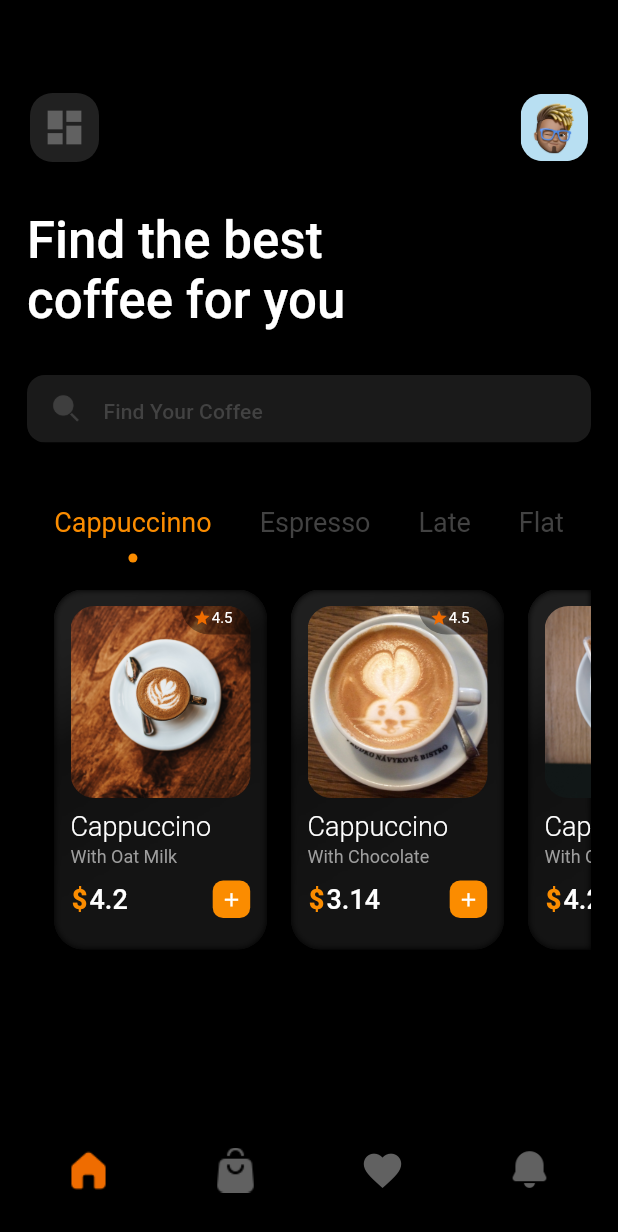
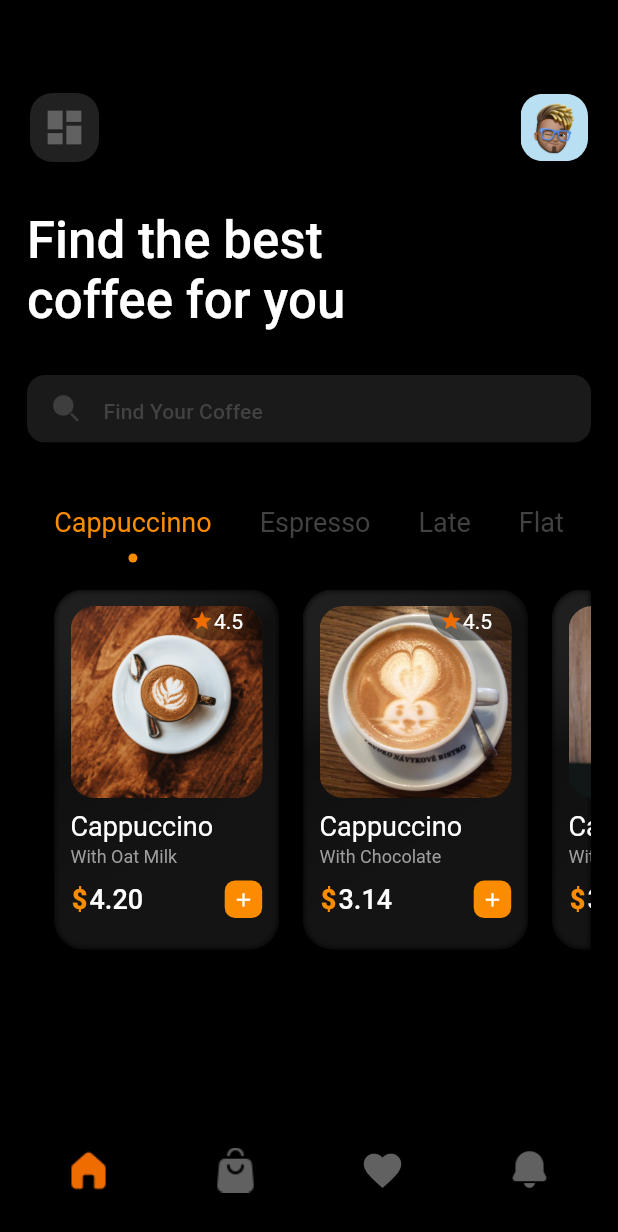
Before and after one commit to John-Daniels/flutter_coffee_shop_ui, a Flutter app: the screen it shows after launch, on a phone screen of 412 x 824 dp. Shown: the top 1232 px of the screen. Run offline on Flutter 3.47's test engine with Material 2 defaults, Android fonts, the phone set to English and light mode, and no system bars; our stand-ins replace tab_indicator_styler.

Commit message:
synced home screen to coffee_detail screen || a few more adjustments

```diff
--- a/lib/screens/coffee_detail/widgets/price_with_button_bar.dart
+++ b/lib/screens/coffee_detail/widgets/price_with_button_bar.dart
@@ -3,8 +3,10 @@ import 'package:flutter/material.dart';
 class PriceAndBuyButtonBar extends StatelessWidget {
   const PriceAndBuyButtonBar({
     Key? key,
+    required this.price,
   }) : super(key: key);
 
+  final double price;
   @override
   Widget build(BuildContext context) {
     return Positioned(
@@ -38,7 +40,7 @@ class PriceAndBuyButtonBar extends StatelessWidget {
                       ),
                     ),
                     TextSpan(
-                      text: '4.20',
+                      text: price.toStringAsFixed(2),
                       style: Theme.of(context).textTheme.headline6!.copyWith(
                             fontSize: 30,
                             letterSpacing: 1.2,
--- a/lib/screens/home/home_screen.dart
+++ b/lib/screens/home/home_screen.dart
@@ -122,22 +122,19 @@ class MyTabs extends StatelessWidget {
 }
 
 class CoffeeTab extends StatelessWidget {
-  const CoffeeTab({
+  CoffeeTab({
     Key? key,
     required this.title,
   }) : super(key: key);
 
   final String title;
 // fetch an api with that title and get some data related to that
-
-  @override
-  Widget build(BuildContext context) {
   List<Coffee> tabData = [
     Coffee(
         title: 'Cappuccino',
         addon: 'With Oat Milk',
         imageUrl: 'assets/images/coffee3.jpg',
-          price: 4.2),
+        price: 4.20),
     Coffee(
         title: 'Cappuccino',
         addon: 'With Chocolate',
@@ -147,19 +144,21 @@ class CoffeeTab extends StatelessWidget {
         title: 'Cappuccino',
         addon: 'With Oat Milk',
         imageUrl: 'assets/images/coffee1.jpg',
-          price: 4.2),
+        price: 3.30),
     Coffee(
         title: 'Cappuccino',
         addon: 'With Oat Milk',
         imageUrl: 'assets/images/coffee1.jpg',
-          price: 4.2),
+        price: 5.10),
     Coffee(
         title: 'Cappuccino',
         addon: 'With Oat Milk',
         imageUrl: 'assets/images/coffee1.jpg',
-          price: 4.2),
+        price: 2.20),
   ];
 
+  @override
+  Widget build(BuildContext context) {
     return Column(
       children: [
         FirstTabSection(data: tabData)
@@ -196,7 +195,7 @@ class FirstTabSection extends StatelessWidget {
             onTap: () {
               Navigator.of(context).push(
                 MaterialPageRoute(
-                  builder: (context) => const CoffeeDetail(),
+                  builder: (context) => CoffeeDetail(coffee: coffee),
                 ),
               );
             },
--- a/lib/screens/home/widgets/coffee_cards/best_coffee_card.dart
+++ b/lib/screens/home/widgets/coffee_cards/best_coffee_card.dart
@@ -23,6 +23,8 @@ class BestCoffeeCard extends StatelessWidget {
   Widget build(BuildContext context) {
     return Padding(
       padding: const EdgeInsets.symmetric(horizontal: 8.0),
+      child: SizedBox(
+        width: 150,
         child: InkWell(
           onTap: onTap!,
           borderRadius: BorderRadius.circular(20),
@@ -31,7 +33,6 @@ class BestCoffeeCard extends StatelessWidget {
             padding: 1,
             child: Container(
               padding: const EdgeInsets.all(10),
-            width: 140,
               child: Column(
                 crossAxisAlignment: CrossAxisAlignment.start,
                 children: [
@@ -41,12 +42,15 @@ class BestCoffeeCard extends StatelessWidget {
                       children: [
                         //image
                         SizedBox(
-                        width: 120,
-                        height: 128,
+                          width: double.infinity,
+                          child: Hero(
+                            tag: '$title $imageUrl $price',
                             child: Image.asset(
                               imageUrl,
                               fit: BoxFit.cover,
                               scale: 1.5,
+                              height: 128,
+                            ),
                           ),
                         ),
 
@@ -55,14 +59,14 @@ class BestCoffeeCard extends StatelessWidget {
                           right: 0,
                           child: Container(
                             padding: const EdgeInsets.only(
-                            right: 12,
+                              right: 13,
                               left: 8,
                               bottom: 5,
                               top: 2,
                             ),
                             decoration: BoxDecoration(
                               borderRadius: const BorderRadius.only(
-                              bottomLeft: Radius.circular(20),
+                                bottomLeft: Radius.circular(30),
                               ),
                               color: Colors.black54.withOpacity(0.4),
                             ),
@@ -70,7 +74,7 @@ class BestCoffeeCard extends StatelessWidget {
                               children: [
                                 Icon(
                                   Icons.star,
-                                size: 12,
+                                  size: 15,
                                   color: Colors.orange.shade800,
                                 ),
                                 const SizedBox(
@@ -78,7 +82,7 @@ class BestCoffeeCard extends StatelessWidget {
                                 ),
                                 const Text(
                                   '4.5',
-                                style: TextStyle(fontSize: 10),
+                                  style: TextStyle(fontSize: 14),
                                 )
                               ],
                             ),
@@ -96,18 +100,20 @@ class BestCoffeeCard extends StatelessWidget {
                       children: [
                         TextSpan(
                           text: '$title\n',
-                        style: Theme.of(context).textTheme.subtitle1!.copyWith(
+                          style:
+                              Theme.of(context).textTheme.subtitle1!.copyWith(
                                     fontSize: 18,
                                     color: Colors.white,
-                              fontWeight: FontWeight.w300,
+                                    fontWeight: FontWeight.w400,
                                   ),
                         ),
                         TextSpan(
                           text: addon,
-                        style: Theme.of(context).textTheme.bodySmall!.copyWith(
+                          style:
+                              Theme.of(context).textTheme.bodySmall!.copyWith(
                                     fontSize: 12,
                                     color: Colors.grey.shade500,
-                              // fontWeight: FontWeight.w300,
+                                    fontWeight: FontWeight.w400,
                                     height: 1.5,
                                   ),
                         ),
@@ -121,7 +127,8 @@ class BestCoffeeCard extends StatelessWidget {
                     children: [
                       RichText(
                         text: TextSpan(
-                        style: Theme.of(context).textTheme.subtitle1!.copyWith(
+                          style:
+                              Theme.of(context).textTheme.subtitle1!.copyWith(
                                     fontSize: 18,
                                     color: Colors.white,
                                     fontWeight: FontWeight.w500,
@@ -134,7 +141,7 @@ class BestCoffeeCard extends StatelessWidget {
                                   fontWeight: FontWeight.w800,
                                   letterSpacing: 1.5),
                             ),
-                          TextSpan(text: '$price'),
+                            TextSpan(text: price.toStringAsFixed(2)),
                           ],
                         ),
                       ),
@@ -160,6 +167,7 @@ class BestCoffeeCard extends StatelessWidget {
                     ],
                   )
                 ],
+              ),
             ),
           ),
         ),
```
Also changed, not shown: lib/screens/coffee_detail/coffee_details.dart (+7 -4 lines), lib/screens/coffee_detail/widgets/body.dart (+15 -7 lines), lib/screens/coffee_detail/widgets/title_with_actions.dart (+6 -2 lines). Lines whose indentation alone changed are shown as unchanged.
